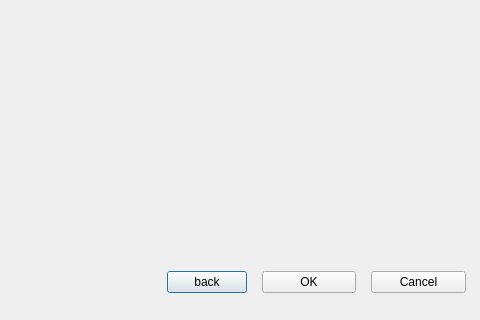
Old version of the form src/ProjNavigator/add_file_dialog.ui in the repository os-fpga/FOEDAG; both pictures show x 321 to 801 and y 452 to 772 of the 801 by 772 pixel window.
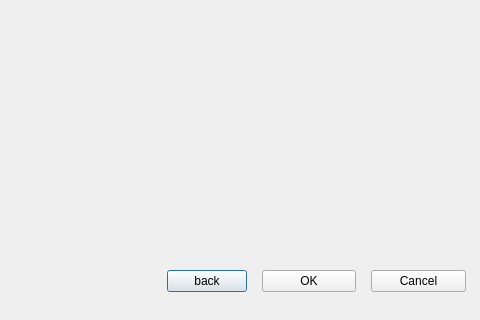
New version of the form.

What changed in the file:
```diff
--- a/src/ProjNavigator/add_file_dialog.ui
+++ b/src/ProjNavigator/add_file_dialog.ui
@@ -15,7 +15,7 @@
   </property>
   <layout class="QVBoxLayout" name="verticalLayout" stretch="90,10">
    <property name="spacing">
-    <number>10</number>
+    <number>0</number>
    </property>
    <property name="leftMargin">
     <number>0</number>
```
